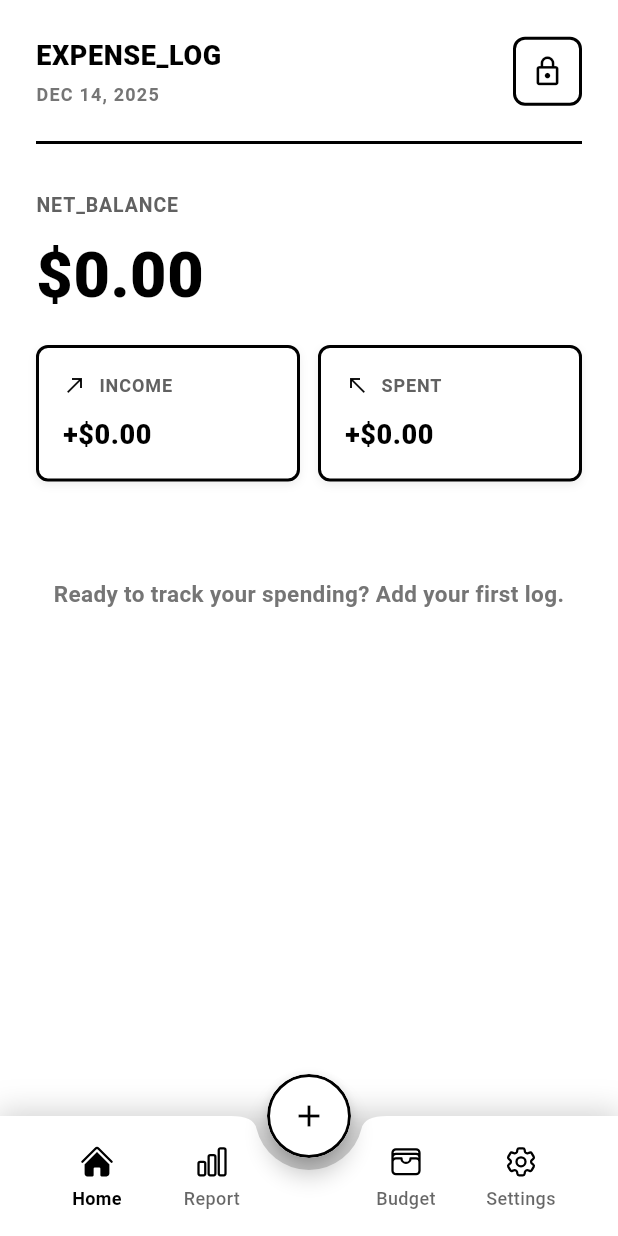
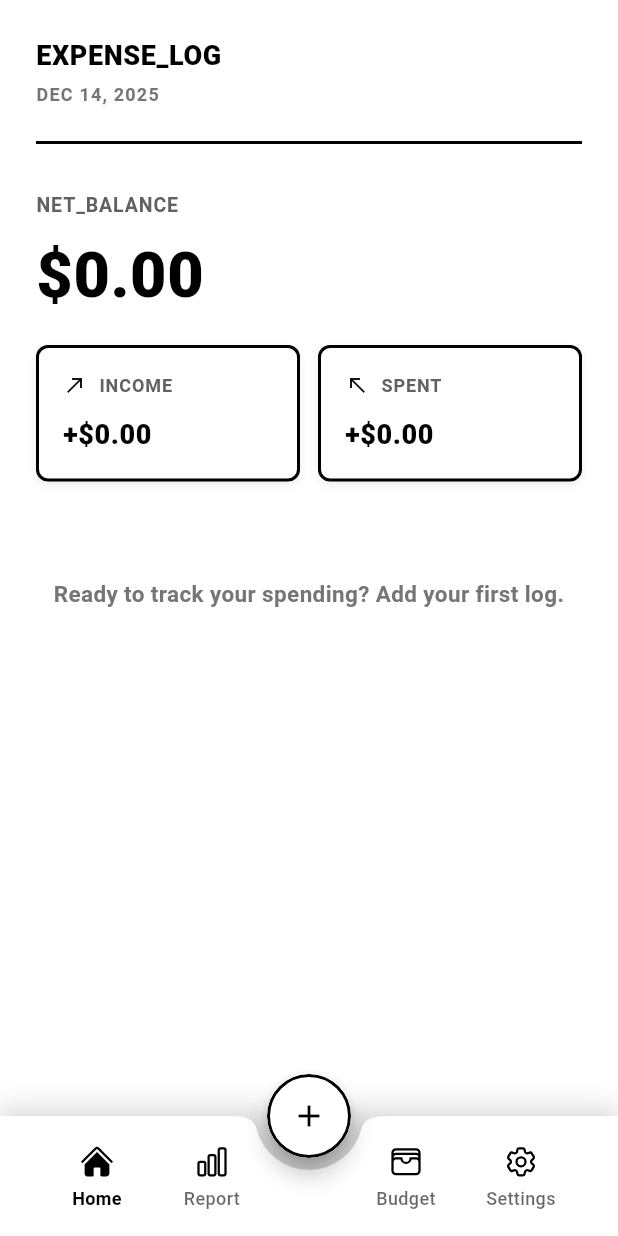
Before and after one commit to beerbeatbox/zen-money-tracking, a Flutter app: the screen it shows after launch, on a phone screen of 412 x 824 dp. Run offline on Flutter 3.47's test engine with Material 3 defaults, Android fonts, the phone set to English and light mode, and no system bars; our stand-ins replace auto_size_text, csv, dio, flutter_riverpod, go_router, heroicons and 2 more; generated files the repository leaves out were written again.

Commit message:
refactor: Remove unused profile icon from dashboard screen
- Eliminated the profile icon button from the top bar of the dashboard screen to streamline the UI.
- This change simplifies the layout and focuses on essential features, enhancing user experience.

```diff
--- a/lib/features/home/presentation/screens/dashboard_screen.dart
+++ b/lib/features/home/presentation/screens/dashboard_screen.dart
@@ -123,19 +123,6 @@ class _TopBar extends StatelessWidget {
               ),
             ),
           ],
-        ),
-        Container(
-          height: 46,
-          width: 46,
-          decoration: BoxDecoration(
-            border: Border.all(color: Colors.black, width: 2),
-            borderRadius: BorderRadius.circular(8),
-          ),
-          child: IconButton(
-            splashRadius: 24,
-            onPressed: () => context.pushNamed(AppRouter.profile.name),
-            icon: const Icon(Icons.lock_outline, size: 22, color: Colors.black),
-          ),
         ),
       ],
     );
```
